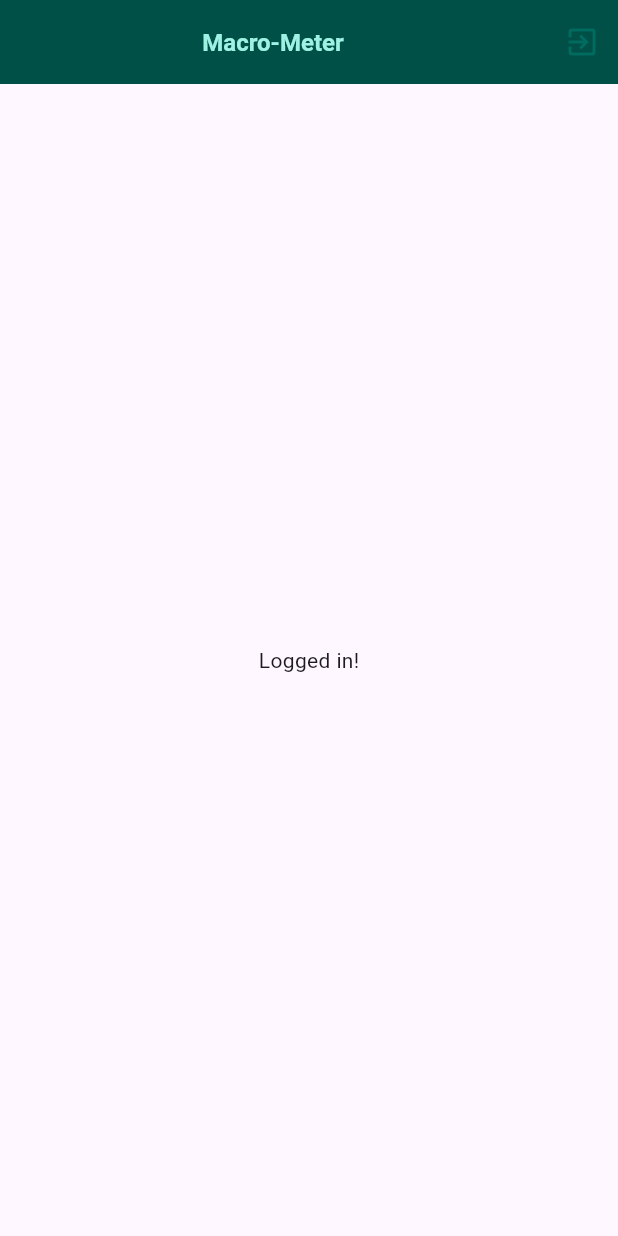
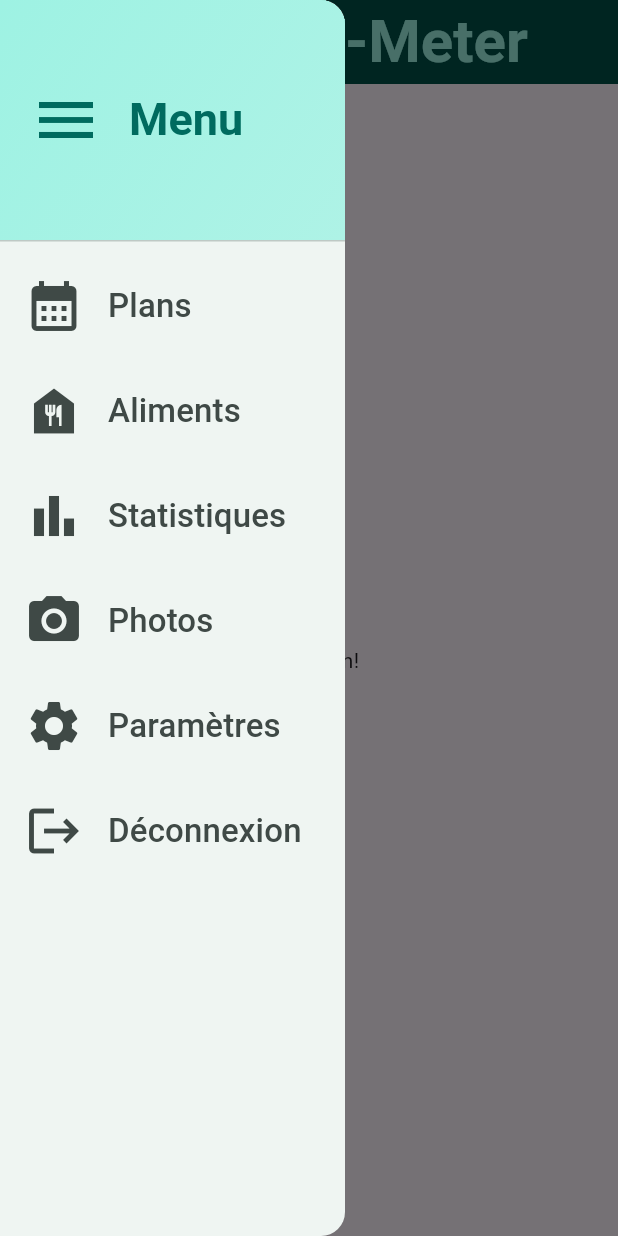
Before and after one commit to AnthonyPageau/Macro-Meter, a Flutter app: the screen it shows once a user with an empty profile is signed in, with the side drawer open (before the commit the screen has no drawer), on a phone screen of 412 x 824 dp. Run offline on Flutter 3.47's test engine with Material 3 defaults, Android fonts, the phone set to English and light mode, and no system bars; our stand-ins replace cloud_firestore, firebase_auth, firebase_core, firebase_storage, image_picker; missing offline and left inert: flutter_regex; accounts and stored records are empty.

Commit message:
[S1][Interface Utilisateur][Feat] Permet à l'utilisateur d'ouvrir la navigation

```diff
--- a/lib/screens/home.dart
+++ b/lib/screens/home.dart
@@ -1,5 +1,5 @@
-import 'package:firebase_auth/firebase_auth.dart';
 import 'package:flutter/material.dart';
+import 'package:macro_meter/widgets/menu.dart';
 
 class Home extends StatelessWidget {
   const Home({super.key});
@@ -7,18 +7,10 @@ class Home extends StatelessWidget {
   Widget build(BuildContext context) {
     return Scaffold(
       appBar: AppBar(
-        title: Center(child: const Text("Macro-Meter")),
-        actions: [
-          IconButton(
-              onPressed: () {
-                FirebaseAuth.instance.signOut();
-              },
-              icon: Icon(
-                Icons.exit_to_app,
-                color: Theme.of(context).colorScheme.primary,
-              ))
-        ],
+        title: Center(
+            child: const Text("Macro-Meter", style: TextStyle(fontSize: 40))),
       ),
+      drawer: const Menu(),
       body: const Center(
         child: Text("Logged in!"),
       ),
--- /dev/null
+++ b/lib/widgets/menu.dart
@@ -0,0 +1,135 @@
+import 'package:flutter/material.dart';
+import 'package:firebase_auth/firebase_auth.dart';
+
+class Menu extends StatelessWidget {
+  const Menu({super.key});
+
+  @override
+  Widget build(BuildContext context) {
+    return Drawer(
+      width: 230,
+      child: Column(
+        children: [
+          DrawerHeader(
+            padding: const EdgeInsets.all(20),
+            decoration: BoxDecoration(
+              gradient: LinearGradient(colors: [
+                Theme.of(context).colorScheme.primaryContainer,
+                // ignore: deprecated_member_use
+                Theme.of(context).colorScheme.primaryContainer.withOpacity(0.8),
+              ], begin: Alignment.topLeft, end: Alignment.bottomRight),
+            ),
+            child: Row(
+              children: [
+                Icon(
+                  Icons.menu,
+                  size: 48,
+                  color: Theme.of(context).colorScheme.primary,
+                ),
+                const SizedBox(width: 18),
+                Text(
+                  "Menu",
+                  style: Theme.of(context).textTheme.titleLarge!.copyWith(
+                      color: Theme.of(context).colorScheme.primary,
+                      fontSize: 30),
+                ),
+              ],
+            ),
+          ),
+          ListTile(
+            leading: Icon(
+              Icons.calendar_month,
+              size: 40,
+              color: Theme.of(context).colorScheme.onSurfaceVariant,
+            ),
+            title: Text(
+              "Plans",
+              style: Theme.of(context).textTheme.titleSmall!.copyWith(
+                  color: Theme.of(context).colorScheme.onSurfaceVariant,
+                  fontSize: 22),
+            ),
+            minTileHeight: 70,
+            onTap: () {},
+          ),
+          ListTile(
+            leading: Icon(
+              Icons.food_bank,
+              size: 40,
+              color: Theme.of(context).colorScheme.onSurfaceVariant,
+            ),
+            title: Text(
+              "Aliments",
+              style: Theme.of(context).textTheme.titleSmall!.copyWith(
+                  color: Theme.of(context).colorScheme.onSurfaceVariant,
+                  fontSize: 22),
+            ),
+            minTileHeight: 70,
+            onTap: () {},
+          ),
+          ListTile(
+            leading: Icon(
+              Icons.bar_chart_sharp,
+              size: 40,
+              color: Theme.of(context).colorScheme.onSurfaceVariant,
+            ),
+            title: Text(
+              "Statistiques",
+              style: Theme.of(context).textTheme.titleSmall!.copyWith(
+                  color: Theme.of(context).colorScheme.onSurfaceVariant,
+                  fontSize: 22),
+            ),
+            minTileHeight: 70,
+            onTap: () {},
+          ),
+          ListTile(
+            leading: Icon(
+              Icons.photo_camera,
+              size: 40,
+              color: Theme.of(context).colorScheme.onSurfaceVariant,
+            ),
+            title: Text(
+              "Photos",
+              style: Theme.of(context).textTheme.titleSmall!.copyWith(
+                  color: Theme.of(context).colorScheme.onSurfaceVariant,
+                  fontSize: 22),
+            ),
+            minTileHeight: 70,
+            onTap: () {},
+          ),
+          ListTile(
+            leading: Icon(
+              Icons.settings,
+              size: 40,
+              color: Theme.of(context).colorScheme.onSurfaceVariant,
+            ),
+            title: Text(
+              "Paramètres",
+              style: Theme.of(context).textTheme.titleSmall!.copyWith(
+                  color: Theme.of(context).colorScheme.onSurfaceVariant,
+                  fontSize: 22),
+            ),
+            minTileHeight: 70,
+            onTap: () {},
+          ),
+          ListTile(
+            leading: Icon(
+              Icons.logout,
+              size: 40,
+              color: Theme.of(context).colorScheme.onSurfaceVariant,
+            ),
+            title: Text(
+              "Déconnexion",
+              style: Theme.of(context).textTheme.titleSmall!.copyWith(
+                  color: Theme.of(context).colorScheme.onSurfaceVariant,
+                  fontSize: 22),
+            ),
+            minTileHeight: 70,
+            onTap: () {
+              FirebaseAuth.instance.signOut();
+            },
+          ),
+        ],
+      ),
+    );
+  }
+}
```
